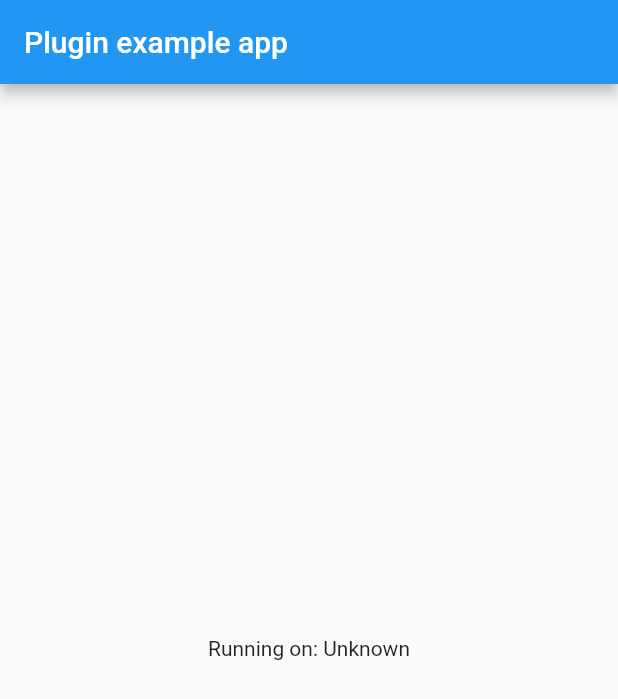
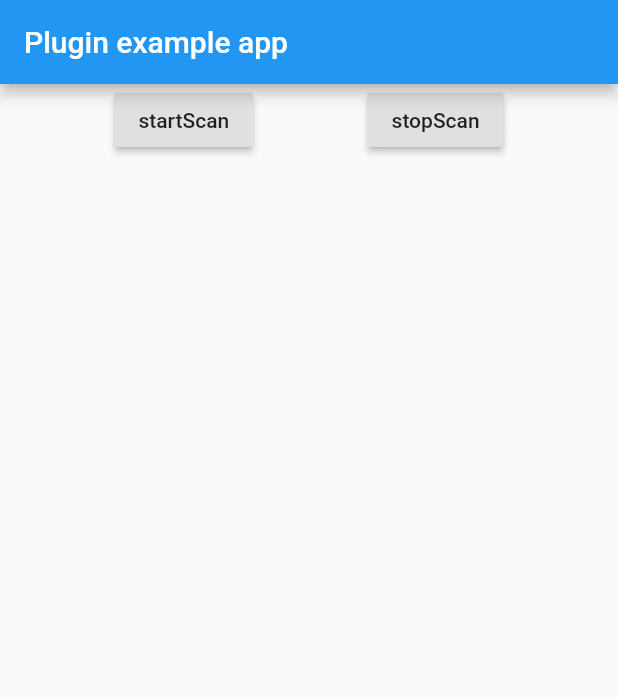
Before and after one commit to Sunbreak/Plugin-Flutter-Win32, a Flutter app: the screen it shows after launch, on a phone screen of 412 x 824 dp. Shown: the top 699 px of the screen. Run offline on Flutter 3.47's test engine with Material 2 defaults, Android fonts, the phone set to English and light mode, and no system bars.

Commit message:
Add method call `startScan` & `stopScan`
Signed-off-by: wangkun <wangkun@woodemi.com>

```diff
--- a/example/lib/main.dart
+++ b/example/lib/main.dart
@@ -15,7 +15,6 @@
 import 'package:flutter/foundation.dart'
     show debugDefaultTargetPlatformOverride;
 import 'package:flutter/material.dart';
-import 'package:flutter/services.dart';
 
 import 'package:sample/sample.dart';
 
@@ -26,49 +25,34 @@ void main() {
   runApp(new MyApp());
 }
 
-class MyApp extends StatefulWidget {
-  @override
-  _MyAppState createState() => _MyAppState();
-}
-
-class _MyAppState extends State<MyApp> {
-  String _platformVersion = 'Unknown';
-
-  @override
-  void initState() {
-    super.initState();
-    initPlatformState();
-  }
-
-  // Platform messages are asynchronous, so we initialize in an async method.
-  Future<void> initPlatformState() async {
-    String platformVersion;
-    // Platform messages may fail, so we use a try/catch PlatformException.
-    try {
-      platformVersion = await Sample.platformVersion;
-    } on PlatformException {
-      platformVersion = 'Failed to get platform version.';
-    }
-
-    // If the widget was removed from the tree while the asynchronous platform
-    // message was in flight, we want to discard the reply rather than calling
-    // setState to update our non-existent appearance.
-    if (!mounted) return;
-
-    setState(() {
-      _platformVersion = platformVersion;
-    });
-  }
-
+class MyApp extends StatelessWidget {
   @override
   Widget build(BuildContext context) {
     return MaterialApp(
       home: Scaffold(
         appBar: AppBar(
-          title: const Text('Plugin example app'),
+          title: Text('Plugin example app'),
         ),
-        body: Center(
-          child: Text('Running on: $_platformVersion\n'),
+        body: Column(
+          children: <Widget>[
+            Row(
+              mainAxisAlignment: MainAxisAlignment.spaceEvenly,
+              children: <Widget>[
+                RaisedButton(
+                  child: Text('startScan'),
+                  onPressed: () {
+                    Sample.startScan();
+                  },
+                ),
+                RaisedButton(
+                  child: Text('stopScan'),
+                  onPressed: () {
+                    Sample.stopScan();
+                  },
+                ),
+              ],
+            ),
+          ],
         ),
       ),
     );
--- a/lib/sample.dart
+++ b/lib/sample.dart
@@ -10,4 +10,16 @@ class Sample {
     final String version = await _channel.invokeMethod('getPlatformVersion');
     return version;
   }
+
+  static void startScan() {
+    _channel
+        .invokeMethod('startScan')
+        .then((_) => print('startScan invokeMethod success'));
+  }
+
+  static void stopScan() {
+    _channel
+        .invokeMethod('stopScan')
+        .then((_) => print('stopScan invokeMethod success'));
+  }
 }
```
Also changed, not shown: 1 other file.
